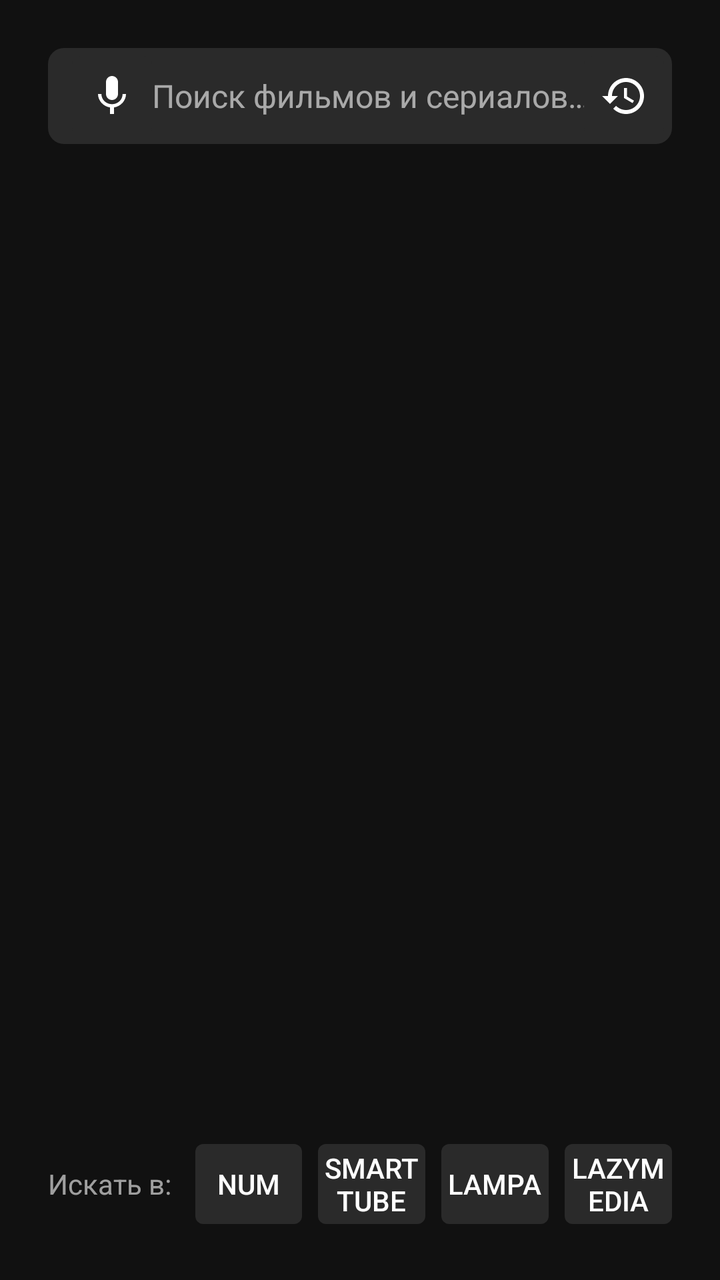
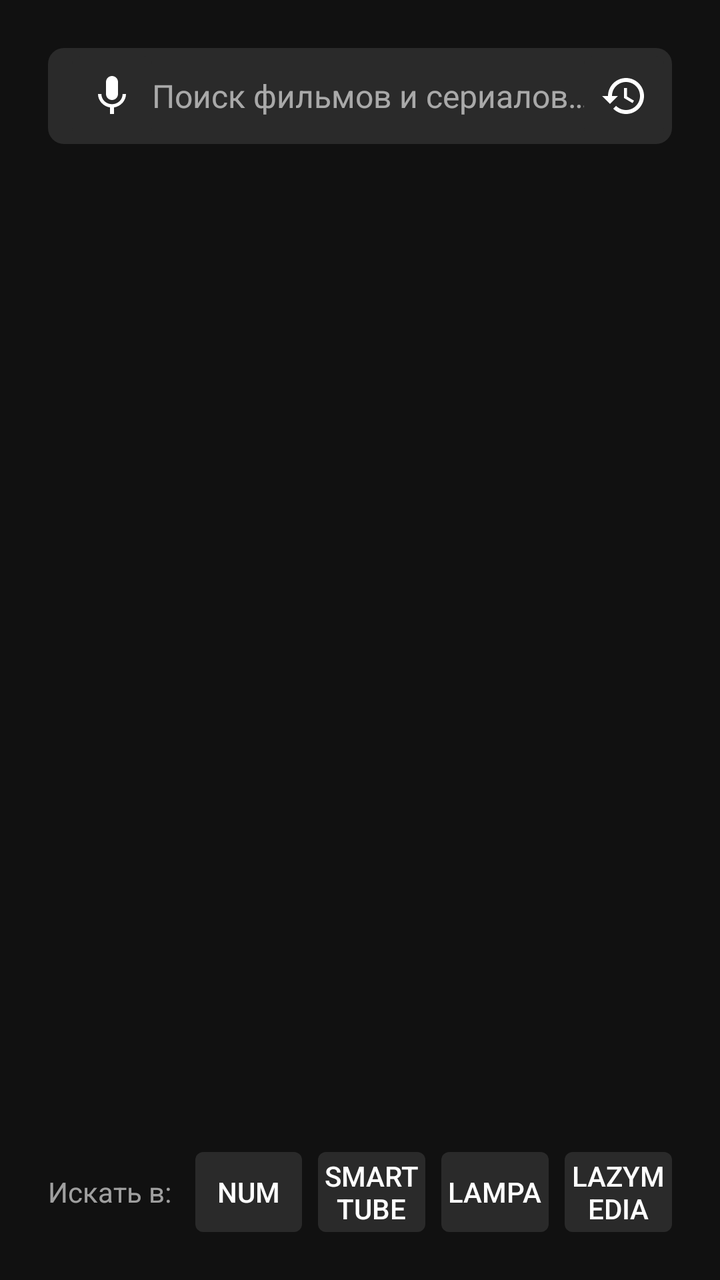

An Android layout rendered at two revisions. The XML below is the earlier revision; the diff shows what the commit changed to produce the second picture.
<!-- AndroidManifest.xml: application theme Theme.VoiceSearch -->
<!-- res/layout/activity_search.xml -->
<?xml version="1.0" encoding="utf-8"?>
<androidx.constraintlayout.widget.ConstraintLayout xmlns:android="http://schemas.android.com/apk/res/android"
    xmlns:app="http://schemas.android.com/apk/res-auto"
    android:layout_width="match_parent"
    android:layout_height="match_parent"
    android:clipChildren="false"
    android:background="@color/bg_primary"
    android:paddingStart="24dp"
    android:paddingEnd="24dp"
    android:paddingTop="24dp"
    android:paddingBottom="24dp">

    
    <LinearLayout
        android:id="@+id/searchBarContainer"
        android:layout_width="0dp"
        android:layout_height="48dp"
        android:orientation="horizontal"
        android:gravity="center_vertical"
        android:background="@drawable/bg_search_bar"
        android:paddingStart="12dp"
        android:paddingEnd="4dp"
        android:focusable="false"
        android:descendantFocusability="afterDescendants"
        app:layout_constraintTop_toTopOf="parent"
        app:layout_constraintStart_toStartOf="parent"
        app:layout_constraintEnd_toEndOf="parent">

        <ImageButton
            android:id="@+id/voiceButton"
            android:layout_width="40dp"
            android:layout_height="40dp"
            android:src="@drawable/ic_mic"
            android:background="@drawable/bg_voice_button_selector"
            android:contentDescription="@string/voice_search_button"
            android:scaleType="centerInside"
            android:padding="8dp"
            android:nextFocusRight="@id/searchInput">

            <requestFocus />

        </ImageButton>

        <EditText
            android:id="@+id/searchInput"
            android:layout_width="0dp"
            android:layout_height="match_parent"
            android:layout_weight="1"
            android:background="@android:color/transparent"
            android:hint="@string/search_hint"
            android:textColorHint="@color/text_secondary"
            android:textColor="@color/text_primary"
            android:textSize="16sp"
            android:singleLine="true"
            android:imeOptions="actionSearch"
            android:inputType="text"
            android:nextFocusLeft="@id/voiceButton"
            android:nextFocusRight="@id/historyButton" />

        <ImageButton
            android:id="@+id/historyButton"
            android:layout_width="40dp"
            android:layout_height="40dp"
            android:src="@drawable/ic_history"
            android:background="@drawable/bg_voice_button_selector"
            android:contentDescription="@string/history_button"
            android:scaleType="centerInside"
            android:padding="8dp"
            android:nextFocusLeft="@id/searchInput"
            android:nextFocusRight="@id/historyButton" />

    </LinearLayout>

    
    <TextView
        android:id="@+id/providerLabel"
        android:layout_width="wrap_content"
        android:layout_height="wrap_content"
        android:text=""
        android:textColor="@color/text_secondary"
        android:textSize="14sp"
        android:layout_marginTop="16dp"
        android:visibility="gone"
        app:layout_constraintTop_toBottomOf="@id/searchBarContainer"
        app:layout_constraintStart_toStartOf="parent" />

    <androidx.recyclerview.widget.RecyclerView
        android:id="@+id/resultsRecyclerView"
        android:layout_width="0dp"
        android:layout_height="0dp"
        android:layout_marginTop="12dp"
        android:layout_marginBottom="12dp"
        android:clipToPadding="false"
        android:descendantFocusability="afterDescendants"
        app:layout_constraintTop_toBottomOf="@id/providerLabel"
        app:layout_constraintBottom_toTopOf="@id/appButtonsContainer"
        app:layout_constraintStart_toStartOf="parent"
        app:layout_constraintEnd_toEndOf="parent" />

    <TextView
        android:id="@+id/emptyStateText"
        android:layout_width="wrap_content"
        android:layout_height="wrap_content"
        android:text="@string/no_results"
        android:textColor="@color/text_secondary"
        android:textSize="18sp"
        android:visibility="gone"
        app:layout_constraintTop_toBottomOf="@id/providerLabel"
        app:layout_constraintBottom_toTopOf="@id/appButtonsContainer"
        app:layout_constraintStart_toStartOf="parent"
        app:layout_constraintEnd_toEndOf="parent" />

    <ProgressBar
        android:id="@+id/searchProgressBar"
        android:layout_width="wrap_content"
        android:layout_height="wrap_content"
        android:visibility="gone"
        android:indeterminateTint="@color/accent_yellow"
        android:contentDescription="@string/loading_search"
        app:layout_constraintTop_toBottomOf="@id/providerLabel"
        app:layout_constraintBottom_toTopOf="@id/appButtonsContainer"
        app:layout_constraintStart_toStartOf="parent"
        app:layout_constraintEnd_toEndOf="parent" />

    
    <LinearLayout
        android:id="@+id/appButtonsContainer"
        android:layout_width="0dp"
        android:layout_height="48dp"
        android:orientation="horizontal"
        android:gravity="center_vertical"
        android:layout_marginTop="12dp"
        app:layout_constraintBottom_toBottomOf="parent"
        app:layout_constraintStart_toStartOf="parent"
        app:layout_constraintEnd_toEndOf="parent">

        <TextView
            android:id="@+id/searchInLabel"
            android:layout_width="wrap_content"
            android:layout_height="wrap_content"
            android:text="@string/search_in_label"
            android:textColor="@color/text_secondary"
            android:textSize="14sp"
            android:layout_marginEnd="12dp"
            android:focusable="false" />

        <androidx.appcompat.widget.AppCompatButton
            android:id="@+id/btnNum"
            android:layout_width="0dp"
            android:layout_height="40dp"
            android:layout_weight="1"
            android:layout_marginEnd="8dp"
            android:text="NUM"
            android:textColor="@color/text_primary"
            android:textSize="14sp"
            android:background="@drawable/bg_app_button_selector"
            android:nextFocusRight="@id/btnSmartTube" />

        <androidx.appcompat.widget.AppCompatButton
            android:id="@+id/btnSmartTube"
            android:layout_width="0dp"
            android:layout_height="40dp"
            android:layout_weight="1"
            android:layout_marginEnd="8dp"
            android:text="SmartTube"
            android:textColor="@color/text_primary"
            android:textSize="14sp"
            android:background="@drawable/bg_app_button_selector"
            android:nextFocusLeft="@id/btnNum"
            android:nextFocusRight="@id/btnLampa" />

        <androidx.appcompat.widget.AppCompatButton
            android:id="@+id/btnLampa"
            android:layout_width="0dp"
            android:layout_height="40dp"
            android:layout_weight="1"
            android:layout_marginEnd="8dp"
            android:text="Lampa"
            android:textColor="@color/text_primary"
            android:textSize="14sp"
            android:background="@drawable/bg_app_button_selector"
            android:nextFocusLeft="@id/btnSmartTube"
            android:nextFocusRight="@id/btnLazyMedia" />

        <androidx.appcompat.widget.AppCompatButton
            android:id="@+id/btnLazyMedia"
            android:layout_width="0dp"
            android:layout_height="40dp"
            android:layout_weight="1"
            android:text="LazyMedia"
            android:textColor="@color/text_primary"
            android:textSize="14sp"
            android:background="@drawable/bg_app_button_selector"
            android:nextFocusLeft="@id/btnLampa" />

    </LinearLayout>

</androidx.constraintlayout.widget.ConstraintLayout>
<!-- resources referenced by this layout -->
<resources>
  <color name="accent_yellow">#FFFFC107</color>
  <color name="bg_primary">#FF111111</color>
  <color name="text_primary">#FFFFFFFF</color>
  <color name="text_secondary">#99FFFFFF</color>
  <!-- drawable bg_app_button_selector (drawable) -->
  <?xml version="1.0" encoding="utf-8"?>
  <selector xmlns:android="http://schemas.android.com/apk/res/android">
      <item android:state_enabled="false">
          <shape android:shape="rectangle">
              <solid android:color="@color/button_app_disabled" />
              <corners android:radius="4dp" />
          </shape>
      </item>
      <item android:state_focused="true">
          <shape android:shape="rectangle">
              <solid android:color="@color/button_app_focused" />
              <corners android:radius="4dp" />
              <stroke android:width="2dp" android:color="@color/focus_ring" />
          </shape>
      </item>
      <item>
          <shape android:shape="rectangle">
              <solid android:color="@color/button_app_default" />
              <corners android:radius="4dp" />
          </shape>
      </item>
  </selector>
  <!-- drawable bg_search_bar (drawable) -->
  <?xml version="1.0" encoding="utf-8"?>
  <shape xmlns:android="http://schemas.android.com/apk/res/android"
      android:shape="rectangle">
      <solid android:color="@color/search_bar_bg" />
      <corners android:radius="8dp" />
  </shape>
  <!-- drawable ic_history (drawable) -->
  <?xml version="1.0" encoding="utf-8"?>
  <vector xmlns:android="http://schemas.android.com/apk/res/android"
      android:width="24dp"
      android:height="24dp"
      android:viewportWidth="24"
      android:viewportHeight="24"
      android:tint="@color/text_primary">
      <path
          android:fillColor="@android:color/white"
          android:pathData="M13,3c-4.97,0 -9,4.03 -9,9L1,12l3.89,3.89 0.07,0.14L9,12L6,12c0,-3.87 3.13,-7 7,-7s7,3.13 7,7 -3.13,7 -7,7c-1.93,0 -3.68,-0.79 -4.94,-2.06l-1.42,1.42C8.27,19.99 10.51,21 13,21c4.97,0 9,-4.03 9,-9s-4.03,-9 -9,-9zM12,8v5l4.28,2.54 0.72,-1.21 -3.5,-2.08L13.5,8L12,8z" />
  </vector>
  <!-- drawable ic_mic (drawable) -->
  <?xml version="1.0" encoding="utf-8"?>
  <vector xmlns:android="http://schemas.android.com/apk/res/android"
      android:width="24dp"
      android:height="24dp"
      android:viewportWidth="24"
      android:viewportHeight="24"
      android:tint="@color/text_primary">
      <path
          android:fillColor="@android:color/white"
          android:pathData="M12,14c1.66,0 3,-1.34 3,-3V5c0,-1.66 -1.34,-3 -3,-3S9,3.34 9,5v6C9,12.66 10.34,14 12,14zM17.3,11c0,3 -2.54,5.1 -5.3,5.1S6.7,14 6.7,11H5c0,3.41 2.72,6.23 6,6.72V21h2v-3.28c3.28,-0.49 6,-3.31 6,-6.72H17.3z" />
  </vector>
  <string name="history_button">История</string>
  <string name="loading_search">Поиск…</string>
  <string name="no_results">Ничего не найдено</string>
  <string name="search_hint">Поиск фильмов и сериалов…</string>
  <string name="search_in_label">Искать в:</string>
  <string name="voice_search_button">Голосовой поиск</string>
  <style name="Theme.VoiceSearch" parent="Theme.AppCompat.NoActionBar">
          <item name="android:windowBackground">@android:color/black</item>
          <item name="android:colorBackground">@android:color/black</item>
          <item name="android:statusBarColor">@android:color/transparent</item>
          <item name="android:navigationBarColor">@android:color/transparent</item>
          <item name="colorPrimary">@android:color/black</item>
          <item name="colorPrimaryDark">@android:color/black</item>
          <item name="colorAccent">@android:color/white</item>
          <item name="android:windowNoTitle">true</item>
          <item name="android:windowFullscreen">true</item>
      </style>
  <color name="button_app_disabled">#FF1A1A1A</color>
  <color name="button_app_focused">#FF444444</color>
  <color name="focus_ring">#FFCC8800</color>
  <color name="button_app_default">#FF2A2A2A</color>
  <color name="search_bar_bg">#FF2A2A2A</color>
  <color name="voice_listening">#FFFFC107</color>
  <!-- unchanged entries left out for length: 1 -->
</resources>

<!-- the commit's change to res/layout/activity_search.xml (unified diff, before → after) -->
@@ -126,7 +126,7 @@
     <LinearLayout
         android:id="@+id/appButtonsContainer"
         android:layout_width="0dp"
-        android:layout_height="48dp"
+        android:layout_height="40dp"
         android:orientation="horizontal"
         android:gravity="center_vertical"
         android:layout_marginTop="12dp"
